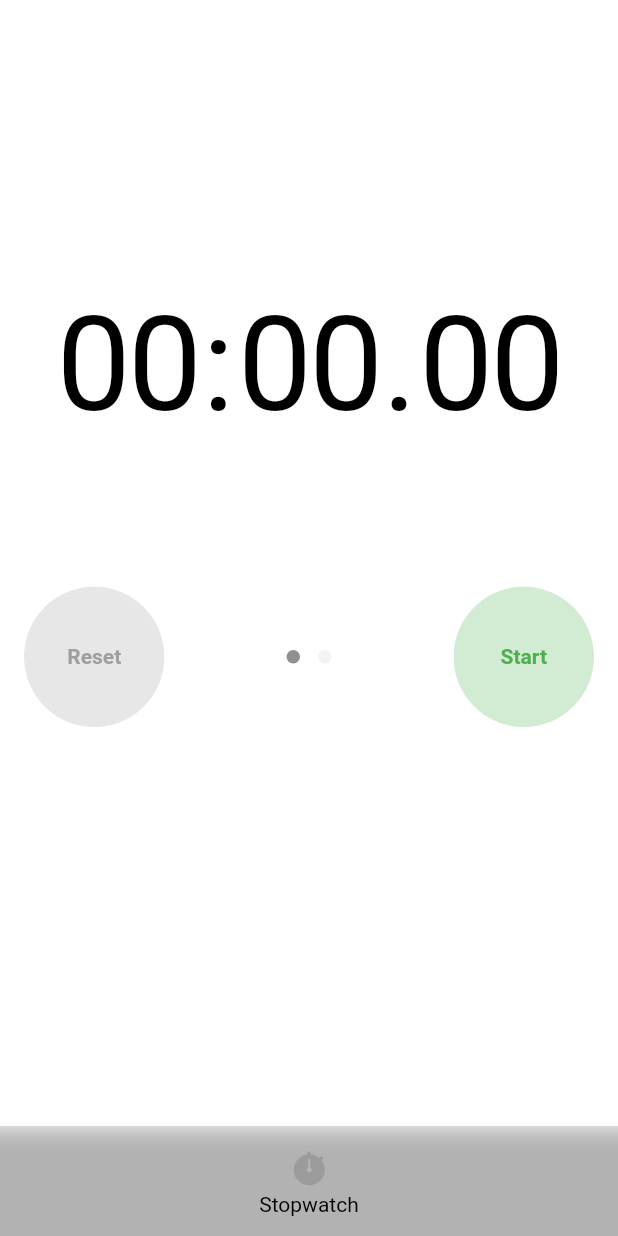
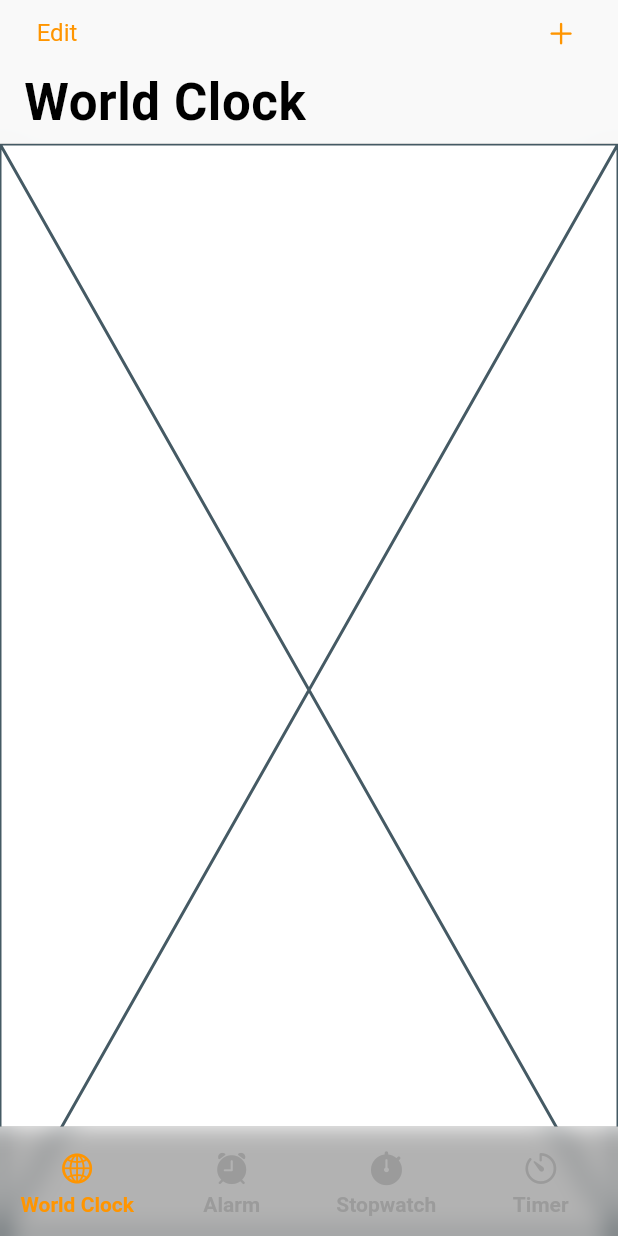
Before and after one commit to ArAmM7/clock, a Flutter app: the screen it shows after launch, on a phone screen of 412 x 824 dp. Run offline on Flutter 3.47's test engine with Material 2 defaults, Android fonts, the phone set to English and light mode, and no system bars; drawn by our look-alikes of dots_indicator; our stand-ins replace auto_route, device_preview, easy_localization, flutter_hooks, flutter_mobx, flutter_native_splash and 4 more; missing offline and left inert: flutter_scale_tap, theme_tailor_annotation; generated files the repository leaves out were written again; Roboto replaces fonts that are missing (SF Pro); project files that could hold a hidden picture were left out.

Commit message:
feat(): setup tabs
- add world clock, alram and timer tabs

```diff
--- a/assets/translations/en-US.json
+++ b/assets/translations/en-US.json
@@ -8,12 +8,16 @@
     "yes": "Yes",
     "no": "No",
     "ok": "Ok",
-    "start":"Start",
-    "stop":"Stop",
-    "reset":"Reset",
-    "lap":"Lap"
+    "start": "Start",
+    "stop": "Stop",
+    "reset": "Reset",
+    "lap": "Lap",
+    "edit": "Edit"
   },
-  "dashboardPagesEnum":{
-    "STOPWATCH":"Stopwatch"
+  "dashboardPagesEnum": {
+    "STOPWATCH": "Stopwatch",
+    "WORLDCLOCK": "World Clock",
+    "ALARM": "Alarm",
+    "TIMER": "Timer"
   }
 }
--- a/lib/constants/dashboard_pages_enum.dart
+++ b/lib/constants/dashboard_pages_enum.dart
@@ -1,7 +1,10 @@
 import 'package:flutter/cupertino.dart';
 
 enum DashboardPagesEnum {
+  WORLDCLOCK,
+  ALARM,
   STOPWATCH,
+  TIMER,
 }
 
 extension DashboardPagesEnumExtension on DashboardPagesEnum {
@@ -10,14 +13,13 @@ extension DashboardPagesEnumExtension on DashboardPagesEnum {
   IconData get iconPath {
     switch (this) {
       case DashboardPagesEnum.STOPWATCH:
-        return CupertinoIcons.stopwatch;
-    }
-  }
-
-  IconData get iconPathActive {
-    switch (this) {
-      case DashboardPagesEnum.STOPWATCH:
         return CupertinoIcons.stopwatch_fill;
+      case DashboardPagesEnum.WORLDCLOCK:
+        return CupertinoIcons.globe;
+      case DashboardPagesEnum.ALARM:
+        return CupertinoIcons.alarm_fill;
+      case DashboardPagesEnum.TIMER:
+        return CupertinoIcons.timer;
     }
   }
 }
--- a/lib/pages/dashboard_page/dashboard_page.dart
+++ b/lib/pages/dashboard_page/dashboard_page.dart
@@ -5,6 +5,7 @@ import 'package:flutter_hooks/flutter_hooks.dart';
 
 import '../../extensions/build_context_extensions.dart';
 import '../../router.dart';
+import '../../utils/durations_utils.dart';
 import 'widgets/bottom_navigation_bar.dart' as bar;
 
 @RoutePage()
@@ -15,16 +16,18 @@ class DashboardPage extends HookWidget {
   Widget build(BuildContext context) {
     final pages = useMemoized<List<PageRouteInfo>>(
       () => [
+        const WorldClockRoute(),
+        const AlarmRoute(),
         const StopwatchRoute(),
+        const TimerRoute(),
       ],
-      [],
     );
 
     final tabsRouter = useRef<TabsRouter?>(null);
 
     return AutoTabsRouter(
       routes: pages,
-      homeIndex: 0,
+      duration: fastAnimationDuration,
       curve: Curves.easeInOut,
       builder: (context, child) {
         tabsRouter.value ??= AutoTabsRouter.of(context);
--- a/lib/pages/dashboard_page/widgets/bottom_navigation_bar.dart
+++ b/lib/pages/dashboard_page/widgets/bottom_navigation_bar.dart
@@ -54,11 +54,11 @@ class BottomNavigationBar extends HookWidget {
                 (e) {
                   final isActive = tabsRouter.activeIndex == e.index;
 
-                  final icon = isActive ? e.iconPathActive : e.iconPath;
-
                   return Expanded(
                     child: GestureDetector(
                       onTap: () => onChange(e.index),
+                      child: Material(
+                        color: Colors.transparent,
                         child: Column(
                           mainAxisSize: MainAxisSize.min,
                           children: [
@@ -67,13 +67,24 @@ class BottomNavigationBar extends HookWidget {
                               children: [
                                 AnimatedSwitcher(
                                   duration: fastAnimationDuration,
-                                child: Icon(icon),
+                                  child: Icon(
+                                    e.iconPath,
+                                    color: isActive
+                                        ? context.orange
+                                        : context.icon,
+                                  ),
                                 ),
                               ],
                             ),
                             const Gap(4),
-                          Text(e.labelTranslationKey.tr()),
+                            Text(
+                              e.labelTranslationKey.tr(),
+                              style: context.theme.bodySmallBold.copyWith(
+                                color: isActive ? context.orange : context.icon,
+                              ),
+                            ),
                           ],
+                        ),
                       ),
                     ),
                   );
--- /dev/null
+++ b/lib/pages/world_clock_page/world_clock_page.dart
@@ -0,0 +1,46 @@
+import 'package:auto_route/auto_route.dart';
+import 'package:flutter/cupertino.dart';
+import 'package:flutter/material.dart';
+
+import '../../constants/dashboard_pages_enum.dart';
+import '../../extensions/extensions.dart';
+import '../../themes/custom_theme.dart';
+
+@RoutePage()
+class WorldClockPage extends StatelessWidget {
+  const WorldClockPage({super.key});
+
+  @override
+  Widget build(BuildContext context) {
+    return Scaffold(
+      body: CustomScrollView(
+        slivers: [
+          CupertinoSliverNavigationBar(
+            leading: CupertinoButton(
+              padding: EdgeInsets.zero,
+              onPressed: () {},
+              child: Text(
+                'keywords.edit'.tr(),
+                style: context.theme.body.copyWith(
+                  color: context.orange,
+                ),
+              ),
+            ),
+            largeTitle: Text(
+              DashboardPagesEnum.WORLDCLOCK.labelTranslationKey.tr(),
+            ),
+            trailing: CupertinoButton(
+              padding: EdgeInsets.zero,
+              onPressed: () {},
+              child: Icon(
+                CupertinoIcons.add,
+                color: context.orange,
+              ),
+            ),
+          ),
+          const SliverFillRemaining(child: Placeholder()),
+        ],
+      ),
+    );
+  }
+}
--- a/lib/router.dart
+++ b/lib/router.dart
@@ -21,7 +21,10 @@ class Router extends $Router {
     AdaptiveRoute(
       page: DashboardRoute.page,
       children: [
+        AutoRoute(page: WorldClockRoute.page),
+        AutoRoute(page: AlarmRoute.page),
         AutoRoute(page: StopwatchRoute.page),
+        AutoRoute(page: TimerRoute.page),
       ],
     ),
   ];
```
Also changed, not shown: lib/pages/alarm_page/alarm_page.dart (added, +46 -0 lines), lib/pages/timer_page/timer_page.dart (added, +19 -0 lines), lib/router.gr.dart. Lines whose indentation alone changed are shown as unchanged.
